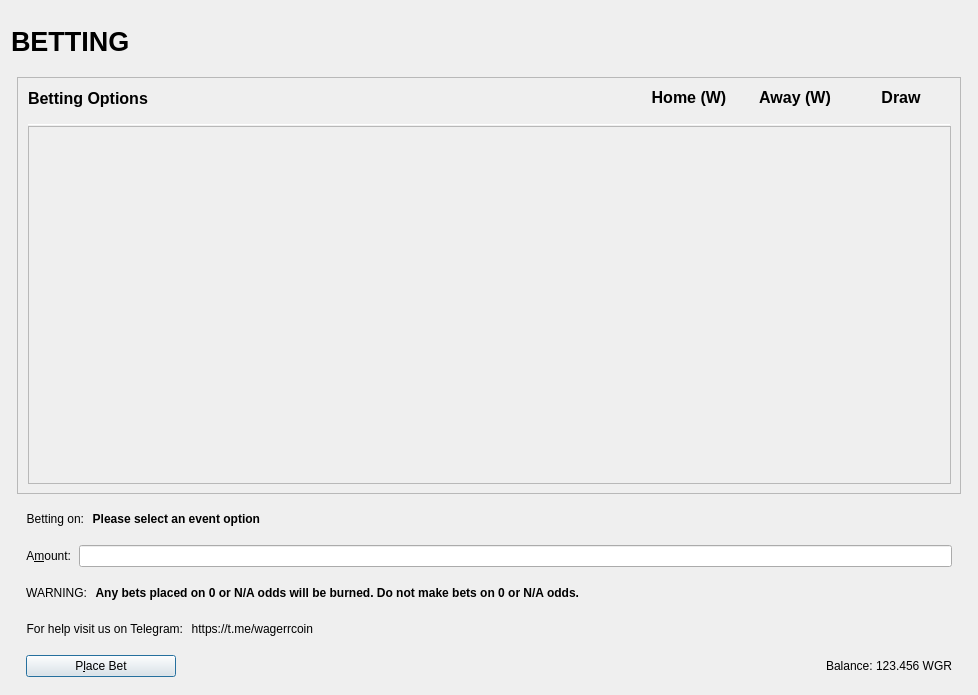
wagerr/wagerr, file src/qt/forms/placebetdialog.ui: the form before one commit.
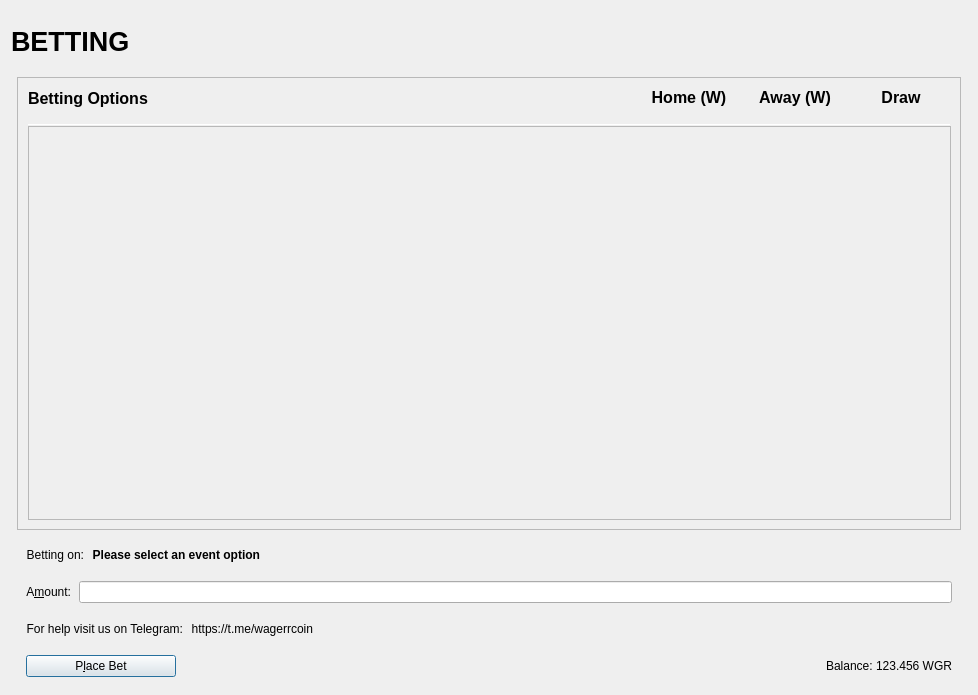
The form after the commit. Icons and pictures are not drawn. Custom widgets are drawn as their Qt base class.

Commit message: Disable buttons to accidentally burn coins

Diff of the .ui file:
```diff
--- a/src/qt/forms/placebetdialog.ui
+++ b/src/qt/forms/placebetdialog.ui
@@ -387,7 +387,7 @@
               </item>
 
                 <item>
-                 <layout class="QHBoxLayout" name="verticalLayout_3">
+                 <layout class="QHBoxLayout" name="verticalLayout_4">
                   <property name="spacing">
                    <number>6</number>
                   </property>
@@ -2922,7 +2922,7 @@
         <item>
          <widget class="QFrame" name="frame_Send">
 
-          <layout class="QVBoxLayout" name="verticalLayout">
+          <layout class="QVBoxLayout" name="verticalLayout5">
 
               <item>
                <layout class="QHBoxLayout" name="horizontalLayoutCoinControl2" stretch="0,0,0,0">
@@ -2978,7 +2978,7 @@
               </item>
 
               <item>
-               <layout class="QHBoxLayout" name="horizontalLayoutCoinControl2" stretch="0,0,0,0">
+               <layout class="QHBoxLayout" name="horizontalLayoutCoinControl3" stretch="0,0,0,0">
                 <property name="spacing">
                  <number>8</number>
                 </property>
@@ -3008,60 +3008,7 @@
               </item>
 
               <item>
-               <layout class="QHBoxLayout" name="horizontalLayoutCoinControl2" stretch="0,0,0,0">
-                <property name="spacing">
-                 <number>8</number>
-                </property>
-                <property name="bottomMargin">
-                 <number>10</number>
-                </property>
-
-                    <item>
-                     <widget class="QLabel" name="warningLabel2">
-                      <property name="text">
-                       <string>WARNING:</string>
-                      </property>
-                      <property name="alignment">
-                       <set>Qt::AlignLeft|Qt::AlignTrailing|Qt::AlignVCenter</set>
-                      </property>
-                     </widget>
-                    </item>
-
-                    <item>
-                     <widget class="QLabel" name="warningLabel">
-                      <property name="text">
-                       <string>Any bets placed on 0 or N/A odds will be burned. Do not make bets on 0 or N/A odds.</string>
-                      </property>
-                      <property name="alignment">
-                       <set>Qt::AlignLeft|Qt::AlignTrailing|Qt::AlignVCenter</set>
-                      </property>
-                      <property name="font">
-                       <font>
-                        <bold>true</bold>
-                       </font>
-                      </property>
-                     </widget>
-                    </item>
-
-                    <item>
-                     <spacer name="horizontalSpacer">
-                      <property name="orientation">
-                       <enum>Qt::Horizontal</enum>
-                      </property>
-                      <property name="sizeHint" stdset="0">
-                       <size>
-                        <width>40</width>
-                        <height>20</height>
-                       </size>
-                      </property>
-                     </spacer>
-                    </item>
-
-               </layout>
-              </item>
-
-              <item>
-               <layout class="QHBoxLayout" name="horizontalLayoutCoinControl2" stretch="0,0,0,0">
+               <layout class="QHBoxLayout" name="horizontalLayoutCoinControl4" stretch="0,0,0,0">
                 <property name="spacing">
                  <number>8</number>
                 </property>
@@ -3095,7 +3042,7 @@
                     </item>
 
                     <item>
-                     <spacer name="horizontalSpacer">
+                     <spacer name="horizontalSpacer2">
                       <property name="orientation">
                        <enum>Qt::Horizontal</enum>
                       </property>
```
Left out of the diff: 2 changed lines with no effect on the pictures. The commit also changes 1 other file.
